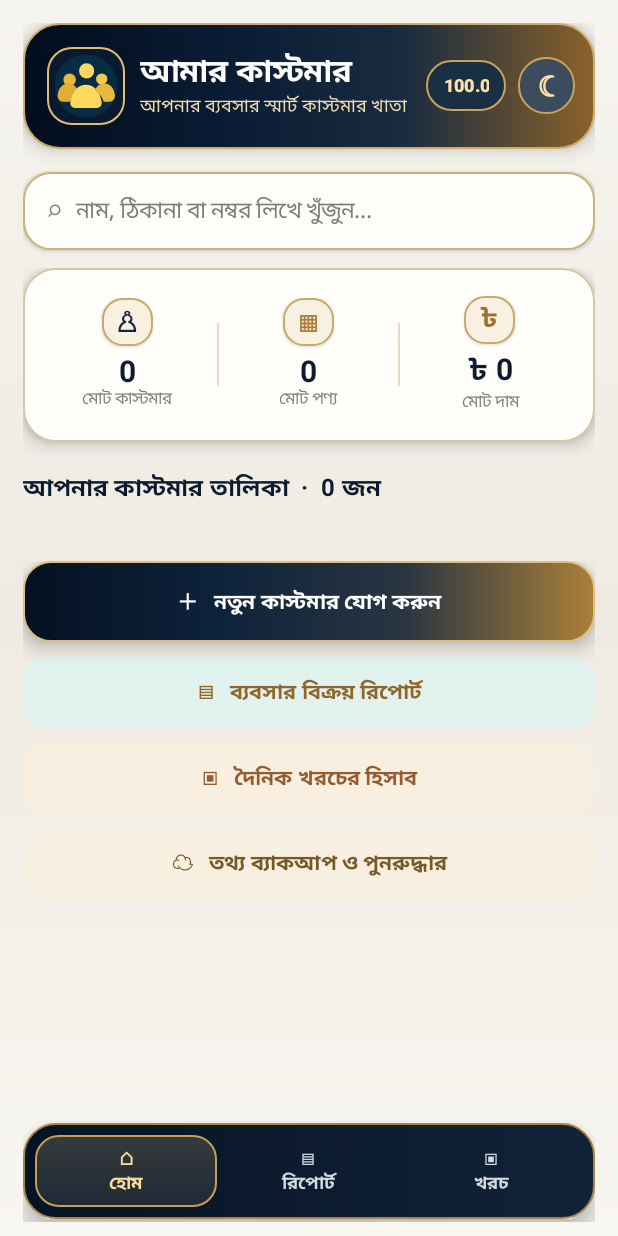
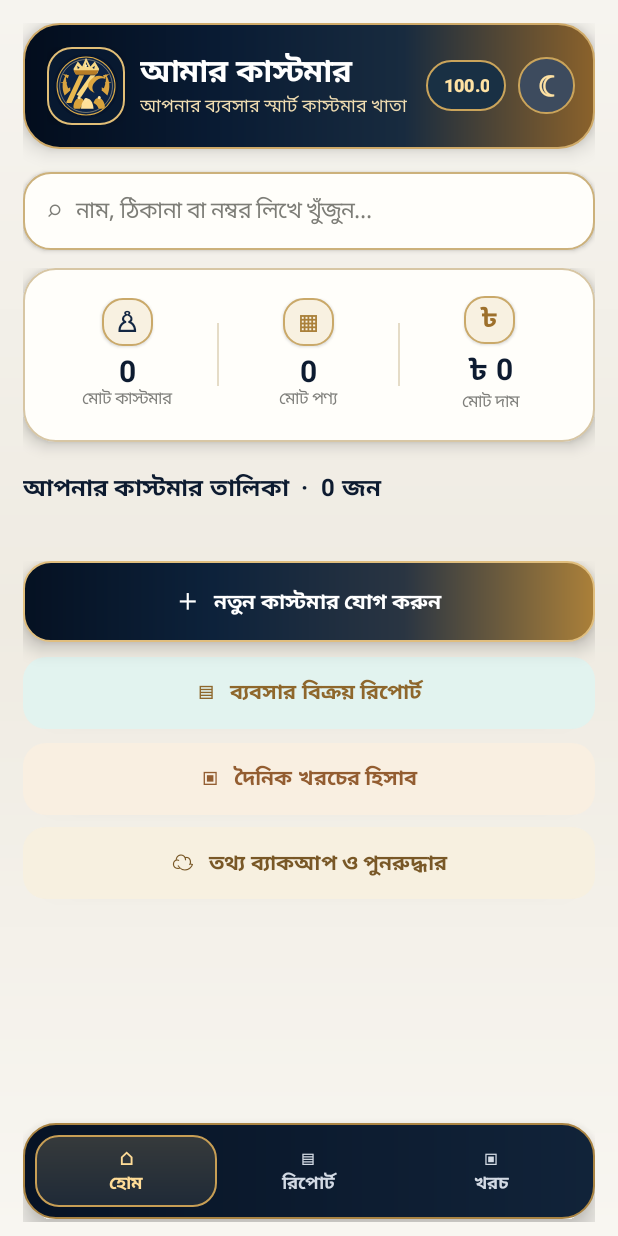
Before and after one commit to omarfaruk1997/amar-table-android, an Android app: the screen it shows after launch (MainActivity), on a phone screen of 412 x 824 dp. Run offline under Robolectric (Android 15) with nearby library versions, the phone set to English and light mode, and no system bars.

Commit message:
Apply final royal navy and gold home brand emblem

```diff
--- a/app/src/main/res/drawable/ic_brand_mark.xml
+++ b/app/src/main/res/drawable/ic_brand_mark.xml
@@ -1,11 +1,20 @@
 <vector xmlns:android="http://schemas.android.com/apk/res/android"
     android:width="108dp" android:height="108dp"
     android:viewportWidth="108" android:viewportHeight="108">
-    <path android:fillColor="#082C43" android:pathData="M54,4a50,50 0,1 0,0.1 0z"/>
-    <path android:fillColor="#E7B83F" android:pathData="M18,44a10,10 0,1 0,20 0a10,10 0,1 0,-20 0z"/>
-    <path android:fillColor="#FFD85C" android:pathData="M43,30a12,12 0,1 0,24 0a12,12 0,1 0,-24 0z"/>
-    <path android:fillColor="#F5C94D" android:pathData="M70,43a9,9 0,1 0,18 0a9,9 0,1 0,-18 0z"/>
-    <path android:fillColor="#DFAE32" android:pathData="M9,69c1,-12 8,-19 17,-19c7,0 12,4 15,11c-6,4 -10,10 -12,18h-9c-7,0 -11,-3 -11,-10z"/>
-    <path android:fillColor="#FFD85C" android:pathData="M29,81c2,-18 12,-29 25,-29s23,11 25,29c0,5 -4,8 -9,8h-32c-5,0 -9,-3 -9,-8z"/>
-    <path android:fillColor="#E7B83F" android:pathData="M68,61c3,-7 8,-11 15,-11c9,0 16,7 17,19c0,7 -4,10 -11,10h-7c-2,-8 -7,-14 -14,-18z"/>
+    <path android:fillColor="#06152D" android:pathData="M54,3a51,51 0,1 0,0.1 0z"/>
+    <path android:fillColor="#0C2345" android:pathData="M54,8a46,46 0,1 0,0.1 0z"/>
+    <path android:fillColor="#00000000" android:strokeColor="#D9A947" android:strokeWidth="1.8" android:pathData="M54,8a46,46 0,1 0,0.1 0z"/>
+    <path android:fillColor="#00000000" android:strokeColor="#FFE2A0" android:strokeWidth="0.7" android:pathData="M54,12a42,42 0,1 0,0.1 0z"/>
+    <path android:fillColor="#D9A441" android:pathData="M20,69c-5,-12 -4,-24 3,-34c-2,10 0,19 5,27z M25,42l-8,-7 10,2z M23,52l-10,-4 11,0z M29,62l-9,-1 9,-5z M88,69c5,-12 4,-24 -3,-34c2,10 0,19 -5,27z M83,42l8,-7 -10,2z M85,52l10,-4 -11,0z M79,62l9,-1 -9,-5z"/>
+    <path android:fillColor="#F7D887" android:pathData="M34,27l7,-12 7,8 6,-14 7,14 7,-8 7,12 -3,7 -35,0z"/>
+    <path android:fillColor="#B77D26" android:pathData="M34,29h40l-4,7h-32z"/>
+    <path android:fillColor="#0C2345" android:pathData="M41,27l-1,-5 4,3z M54,24l0,-8 4,8z M67,27l1,-5 -4,3z"/>
+    <path android:fillColor="#FFF0BD" android:pathData="M54,19l2,3 -2,3 -2,-3z"/>
+    <path android:fillColor="#E9B84F" android:pathData="M23,79l20,-42h8l-20,44h-8z"/>
+    <path android:fillColor="#F9D77E" android:pathData="M39,68l22,-31h8l-23,35z"/>
+    <path android:fillColor="#DCA63F" android:pathData="M61,45c6,-9 19,-10 25,-2c-7,-3 -13,-1 -18,5c-5,5 -5,12 0,17c-11,-4 -14,-12 -7,-20z"/>
+    <path android:fillColor="#D8A23C" android:pathData="M34,86c1,-8 5,-13 10,-13c4,0 7,3 8,8c-4,2 -6,5 -7,9h-7c-3,0 -4,-1 -4,-4z"/>
+    <path android:fillColor="#FFE19A" android:pathData="M46,90c1,-10 5,-16 10,-16s9,6 10,16z"/>
+    <path android:fillColor="#D8A23C" android:pathData="M66,81c1,-5 4,-8 8,-8c5,0 9,5 10,13c0,3 -2,4 -5,4h-5c-1,-4 -4,-7 -8,-9z"/>
+    <path android:fillColor="#FFE4A4" android:pathData="M54,73a3,3 0,1 0,0.1 0z M43,70a2.5,2.5 0,1 0,0.1 0z M75,70a2.5,2.5 0,1 0,0.1 0z"/>
 </vector>
```
